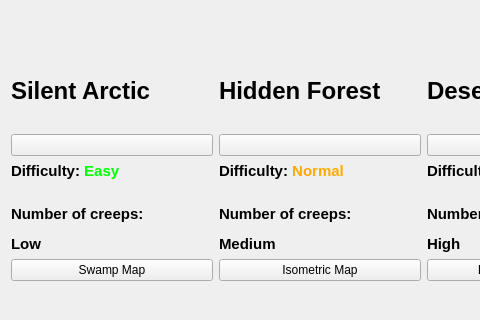
First picture: the form in choosemapmenu.ui, repository BetmanSmall/TowerDefence, before the edit; both pictures show x 0 to 480 and y 160 to 480 of the 640 by 480 pixel window.
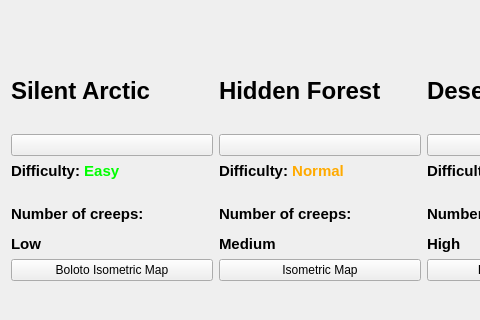
Second picture: the form after the edit. Icons and pictures are not drawn.

```diff
--- a/choosemapmenu.ui
+++ b/choosemapmenu.ui
@@ -165,7 +165,7 @@
      <item>
       <widget class="QPushButton" name="loadMap4Button">
        <property name="text">
-        <string>Swamp Map</string>
+        <string>Boloto Isometric Map</string>
        </property>
       </widget>
      </item>
```
